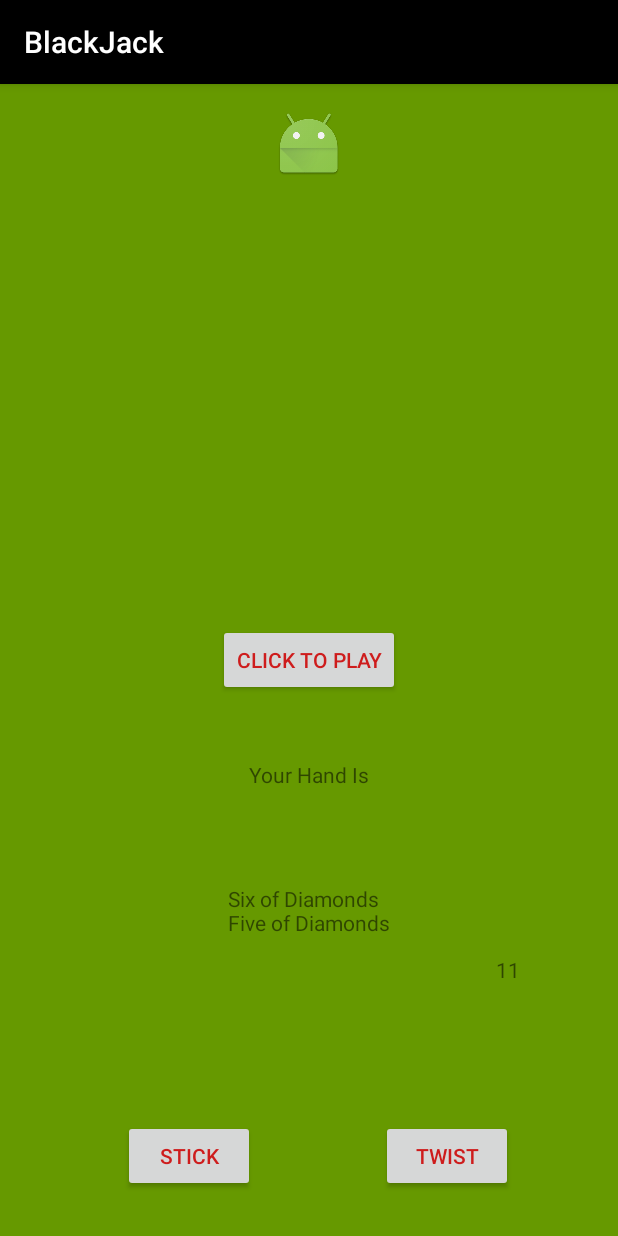
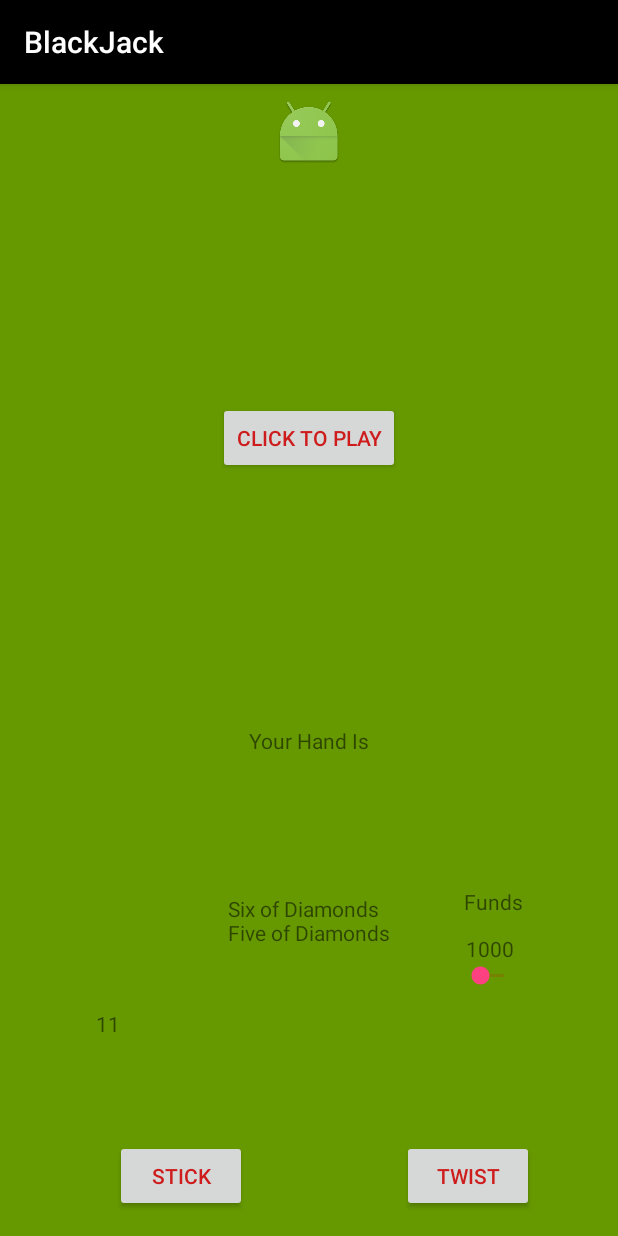
Before and after one commit to alistairkane92/BlackJack, an Android app: the GameActivity screen opened directly, with no data from a screen before it, after a tap on "CLICK TO PLAY", on a phone screen of 412 x 824 dp. Run offline under Robolectric (Android 15) with nearby library versions, the phone set to English and light mode, and no system bars.

Commit message:
adds funds and method to payout

```diff
--- a/BlackJackProject/app/src/main/java/com/example/user/blackjackproject/Dealer.java
+++ b/BlackJackProject/app/src/main/java/com/example/user/blackjackproject/Dealer.java
@@ -9,11 +9,13 @@ import java.util.ArrayList;
 public class Dealer extends Player implements Participant {
 
 
-    public Dealer(String name) {
-        super(name);
-
+    public Dealer(String name, Integer funds) {
+        super(name, funds);
     }
 
+    public void setMaxDealerFunds() {
+        setFunds(1000);
+    }
 
     public void dealCard(Participant player, Deck deck) {
         Card dealtCard = deck.getCard();
--- a/BlackJackProject/app/src/main/java/com/example/user/blackjackproject/Game.java
+++ b/BlackJackProject/app/src/main/java/com/example/user/blackjackproject/Game.java
@@ -16,10 +16,10 @@ public class Game {
 
     public Game(Deck deck) {
         this.deck = deck;
-        this.dealer = new Dealer("Dealer");
+        this.dealer = new Dealer("Dealer", 1000);
         this.players = new ArrayList<>();
 
-        player = new Player("Player 1");
+        player = new Player("Player 1", 1000);
         players.add(player);
         players.add(dealer);
 
@@ -30,7 +30,7 @@ public class Game {
     }
 
     public void deal(){
-
+        dealer.setMaxDealerFunds();
         dealer.returnCards();
         dealer.resetHandValue();
         player.resetHandValue();
@@ -47,6 +47,8 @@ public class Game {
         return this.players.get(0).getHandValue();
     }
 
+    public Integer showUserFunds(){ return players.get(0).getFunds(); }
+
     public String showDealerHand(){
         return this.players.get(1).getHand().describeHand();
     }
@@ -54,6 +56,8 @@ public class Game {
     public Integer showDealerHandValue(){
         return this.players.get(1).getHand().getHandValue();
     }
+
+
 
     public void stick(){
         //employs dealer logic and continues
@@ -120,4 +124,11 @@ public class Game {
         return checkWinner(players);
     }
 
+    public void payOut(Integer betPlaced){
+        Participant player1 = players.get(0);
+        if (checkWinner(players).equals(player1.getName())){
+            player1.setFunds(player1.getFunds() + betPlaced * 2);
+        }
+    }
+
 }
--- a/BlackJackProject/app/src/main/java/com/example/user/blackjackproject/GameActivity.java
+++ b/BlackJackProject/app/src/main/java/com/example/user/blackjackproject/GameActivity.java
@@ -10,18 +10,21 @@ public class GameActivity extends AppCompatActivity {
     Button startButton;
     Game newGame;
     Deck deck;
-
+    Integer betPlaced;
     TextView handDisplayTv;
     TextView handValueTv;
     TextView dealerHandTv;
     TextView dealerHandValueTv;
     TextView showWinnerTv;
     TextView checkBustTv;
+    TextView showFundsTv;
 
     @Override
     protected void onCreate(Bundle savedInstanceState) {
         super.onCreate(savedInstanceState);
         setContentView(R.layout.activity_game_activity);
+        betPlaced = 0;
+
 
         deck = new Deck();
         newGame = new Game(deck);
@@ -32,6 +35,9 @@ public class GameActivity extends AppCompatActivity {
         dealerHandValueTv = (TextView) findViewById(R.id.dealerHandValueTv);
         showWinnerTv = (TextView) findViewById(R.id.showWinnerTv);
         checkBustTv = (TextView) findViewById(R.id.checkBustTv);
+        showFundsTv = (TextView) findViewById(R.id.displayFunds);
+        showFundsTv.setText(newGame.showUserFunds().toString());
+
     }
 
     //steps of Game
@@ -46,11 +52,13 @@ public class GameActivity extends AppCompatActivity {
         dealerHandTv.setText("");
         dealerHandValueTv.setText("");
         showWinnerTv.setText("");
+        checkBustTv.setText("");
+        showFundsTv.setText(newGame.showUserFunds().toString());
+
 
         newGame.deal();
         handDisplayTv.setText(newGame.showUserHand());
         handValueTv.setText(newGame.showUserHandValue().toString());
-
     }
 
 
@@ -62,6 +70,9 @@ public class GameActivity extends AppCompatActivity {
         dealerHandTv.setText(newGame.showDealerHand());
         dealerHandValueTv.setText(newGame.showDealerHandValue().toString());
         showWinnerTv.setText(newGame.displayWinner().toString() + " wins!");
+        betPlaced = 5;
+        newGame.payOut(betPlaced);
+//        showFundsTv.setText(newGame.showUserFunds());
 
     }
 
--- a/BlackJackProject/app/src/main/java/com/example/user/blackjackproject/Participant.java
+++ b/BlackJackProject/app/src/main/java/com/example/user/blackjackproject/Participant.java
@@ -20,6 +20,10 @@ public interface Participant {
 
     public void setStickOrTwist(String string);
 
+    public void setFunds(Integer newFunds);
+
+    public Integer getFunds();
+
 
 
 }
--- a/BlackJackProject/app/src/main/java/com/example/user/blackjackproject/Player.java
+++ b/BlackJackProject/app/src/main/java/com/example/user/blackjackproject/Player.java
@@ -8,12 +8,29 @@ public class Player implements Participant {
     private Hand hand;
     private String name;
     private String stickOrTwist;
+    private Integer funds;
 
-    public Player(String name) {
+    public Player(String name, Integer funds) {
         this.name = name;
         this.hand = new Hand();
         this.stickOrTwist = "t";
+        this.funds = funds;
+    }
 
+    public void pickABetAmount(Integer bet){
+        funds -= bet;
+    }
+
+    public Integer getFunds() {
+        return funds;
+    }
+
+    public void setFunds(Integer funds) {
+        this.funds = funds;
+    }
+
+    public void setName(String name) {
+        this.name = name;
     }
 
     public String getName() {
--- a/BlackJackProject/app/src/main/res/layout/activity_game_activity.xml
+++ b/BlackJackProject/app/src/main/res/layout/activity_game_activity.xml
@@ -4,7 +4,9 @@
     xmlns:tools="http://schemas.android.com/tools"
     android:layout_width="match_parent"
     android:layout_height="match_parent"
-    tools:context="com.example.user.blackjackproject.GameActivity">
+    tools:context="com.example.user.blackjackproject.GameActivity"
+    tools:layout_editor_absoluteY="81dp"
+    tools:layout_editor_absoluteX="0dp">
 
     <Button
         android:id="@+id/playBtn"
@@ -17,34 +19,32 @@
         android:layout_marginRight="8dp"
         app:layout_constraintRight_toRightOf="parent"
         app:layout_constraintTop_toTopOf="parent"
-        android:layout_marginTop="8dp"
-        app:layout_constraintBottom_toBottomOf="parent"
-        android:layout_marginBottom="8dp" />
+        android:layout_marginTop="212dp" />
 
     <Button
         android:id="@+id/twistBtn"
         android:layout_width="wrap_content"
         android:layout_height="wrap_content"
-        android:layout_marginBottom="29dp"
-        android:layout_marginRight="70dp"
         android:text="twist"
         android:onClick="twist"
         app:layout_constraintBottom_toBottomOf="parent"
+        android:layout_marginBottom="16dp"
+        android:layout_marginRight="56dp"
         app:layout_constraintRight_toRightOf="parent" />
 
     <Button
         android:id="@+id/stickBtn"
         android:layout_width="wrap_content"
         android:layout_height="wrap_content"
-        android:layout_marginBottom="29dp"
-        android:layout_marginLeft="8dp"
-        android:layout_marginRight="8dp"
         android:text="Stick"
         android:onClick="stick"
+        android:layout_marginLeft="8dp"
+        app:layout_constraintLeft_toLeftOf="parent"
         app:layout_constraintBottom_toBottomOf="parent"
-        app:layout_constraintHorizontal_bias="0.495"
-        app:layout_constraintLeft_toLeftOf="parent"
-        app:layout_constraintRight_toLeftOf="@+id/twistBtn" />
+        android:layout_marginBottom="16dp"
+        app:layout_constraintRight_toLeftOf="@+id/twistBtn"
+        android:layout_marginRight="8dp"
+        app:layout_constraintHorizontal_bias="0.419" />
 
     <TextView
         android:id="@+id/textView2"
@@ -55,107 +55,168 @@
         app:layout_constraintLeft_toLeftOf="parent"
         android:layout_marginRight="8dp"
         app:layout_constraintRight_toRightOf="parent"
-        android:layout_marginTop="8dp"
-        app:layout_constraintTop_toBottomOf="@+id/playBtn"
+        app:layout_constraintHorizontal_bias="0.501"
         app:layout_constraintBottom_toBottomOf="parent"
         android:layout_marginBottom="8dp"
-        app:layout_constraintHorizontal_bias="0.501"
-        app:layout_constraintVertical_bias="0.106" />
+        app:layout_constraintTop_toTopOf="parent"
+        android:layout_marginTop="8dp"
+        app:layout_constraintVertical_bias="0.573" />
 
     <TextView
         android:id="@+id/handDisplayTv"
         android:layout_width="wrap_content"
         android:layout_height="wrap_content"
+        tools:text="HandDisplay"
+        app:layout_constraintBottom_toBottomOf="parent"
         android:layout_marginBottom="8dp"
+        app:layout_constraintTop_toTopOf="parent"
+        android:layout_marginTop="8dp"
+        app:layout_constraintVertical_bias="0.736"
         android:layout_marginLeft="8dp"
+        app:layout_constraintLeft_toLeftOf="parent"
         android:layout_marginRight="8dp"
-        android:layout_marginTop="8dp"
-        app:layout_constraintBottom_toBottomOf="parent"
-        app:layout_constraintLeft_toLeftOf="parent"
-        app:layout_constraintRight_toRightOf="parent"
-        app:layout_constraintTop_toBottomOf="@+id/textView2"
-        app:layout_constraintVertical_bias="0.171"
-        tools:text="HandDisplay" />
+        app:layout_constraintRight_toRightOf="parent" />
 
     <ImageView
         android:id="@+id/villainImageV"
         android:layout_width="wrap_content"
         android:layout_height="wrap_content"
+        app:srcCompat="@mipmap/ic_launcher"
         android:layout_marginLeft="8dp"
+        app:layout_constraintLeft_toLeftOf="parent"
         android:layout_marginRight="8dp"
-        android:layout_marginTop="16dp"
-        app:layout_constraintLeft_toLeftOf="parent"
         app:layout_constraintRight_toRightOf="parent"
         app:layout_constraintTop_toTopOf="parent"
-        app:srcCompat="@mipmap/ic_launcher" />
+        android:layout_marginTop="8dp" />
 
     <TextView
         android:id="@+id/dealerHandDisplayTv"
         android:layout_width="wrap_content"
         android:layout_height="wrap_content"
-        android:layout_marginBottom="8dp"
+        tools:text="DealerHandDisplay"
         android:layout_marginLeft="8dp"
+        app:layout_constraintLeft_toLeftOf="parent"
+        android:layout_marginTop="24dp"
+        app:layout_constraintTop_toBottomOf="@+id/villainImageV"
         android:layout_marginRight="8dp"
-        android:layout_marginTop="8dp"
-        app:layout_constraintBottom_toTopOf="@+id/playBtn"
-        app:layout_constraintHorizontal_bias="0.501"
-        app:layout_constraintLeft_toLeftOf="parent"
         app:layout_constraintRight_toRightOf="parent"
-        app:layout_constraintTop_toBottomOf="@+id/villainImageV"
-        app:layout_constraintVertical_bias="0.185"
-        tools:text="DealerHandDisplay" />
+        app:layout_constraintHorizontal_bias="0.501" />
 
     <TextView
         android:id="@+id/handValueTv"
-        android:layout_width="wrap_content"
-        android:layout_height="wrap_content"
+        android:layout_width="65dp"
+        android:layout_height="16dp"
         tools:text="handValue"
-        android:layout_marginRight="65dp"
-        app:layout_constraintRight_toRightOf="parent"
+        android:layout_marginLeft="8dp"
+        app:layout_constraintLeft_toLeftOf="parent"
         app:layout_constraintBottom_toBottomOf="parent"
-        android:layout_marginBottom="168dp" />
+        android:layout_marginBottom="135dp"
+        app:layout_constraintRight_toLeftOf="@+id/handDisplayTv"
+        android:layout_marginRight="8dp"
+        app:layout_constraintHorizontal_bias="0.794" />
 
     <TextView
         android:id="@+id/dealerHandValueTv"
         android:layout_width="wrap_content"
         android:layout_height="wrap_content"
         tools:text="dealerHandValue"
-        app:layout_constraintLeft_toRightOf="@+id/dealerHandDisplayTv"
+        app:layout_constraintTop_toTopOf="parent"
+        android:layout_marginTop="133dp"
+        android:layout_marginRight="138dp"
+        app:layout_constraintRight_toRightOf="parent"
         android:layout_marginLeft="8dp"
-        app:layout_constraintTop_toTopOf="parent"
-        android:layout_marginTop="97dp"
-        android:layout_marginRight="8dp"
-        app:layout_constraintRight_toRightOf="parent"
-        app:layout_constraintHorizontal_bias="0.2" />
+        app:layout_constraintLeft_toLeftOf="parent"
+        app:layout_constraintHorizontal_bias="1.0" />
 
     <TextView
         android:id="@+id/showWinnerTv"
         android:layout_width="wrap_content"
         android:layout_height="wrap_content"
         tools:text="showWinner"
-        android:layout_marginTop="8dp"
-        app:layout_constraintTop_toBottomOf="@+id/dealerHandDisplayTv"
+        android:layout_marginBottom="23dp"
+        app:layout_constraintBottom_toTopOf="@+id/playBtn"
         android:layout_marginLeft="8dp"
         app:layout_constraintLeft_toLeftOf="parent"
         android:layout_marginRight="8dp"
         app:layout_constraintRight_toRightOf="parent"
-        android:layout_marginBottom="8dp"
-        app:layout_constraintBottom_toTopOf="@+id/playBtn" />
+        android:layout_marginTop="8dp"
+        app:layout_constraintTop_toBottomOf="@+id/dealerHandDisplayTv"
+        app:layout_constraintVertical_bias="0.864" />
 
     <TextView
         android:id="@+id/checkBustTv"
         android:layout_width="wrap_content"
         android:layout_height="wrap_content"
+        tools:text="checkBust"
+        android:layout_marginLeft="8dp"
+        app:layout_constraintLeft_toLeftOf="parent"
+        app:layout_constraintRight_toLeftOf="@+id/handDisplayTv"
+        android:layout_marginRight="8dp"
+        app:layout_constraintHorizontal_bias="0.794"
+        android:layout_marginBottom="103dp"
+        app:layout_constraintBottom_toBottomOf="parent"
+        app:layout_constraintTop_toTopOf="parent"
+        android:layout_marginTop="8dp"
+        app:layout_constraintVertical_bias="0.997" />
+
+    <TextView
+        android:id="@+id/displayFunds"
+        android:layout_width="wrap_content"
+        android:layout_height="wrap_content"
+        android:layout_marginRight="8dp"
+        app:layout_constraintRight_toRightOf="parent"
+        tools:text="funds"
+        android:layout_marginTop="8dp"
+        app:layout_constraintBottom_toBottomOf="parent"
+        android:layout_marginBottom="8dp"
+        app:layout_constraintVertical_bias="0.022"
+        android:layout_marginLeft="8dp"
+        app:layout_constraintLeft_toLeftOf="parent"
+        app:layout_constraintHorizontal_bias="0.831"
+        app:layout_constraintTop_toBottomOf="@+id/textView3" />
+
+    <SeekBar
+        android:id="@+id/pickABetSB"
+        android:layout_width="wrap_content"
+        android:layout_height="wrap_content"
+        android:layout_marginRight="8dp"
+        app:layout_constraintRight_toRightOf="parent"
+        app:layout_constraintBottom_toBottomOf="parent"
+        android:layout_marginBottom="133dp"
+        app:layout_constraintTop_toTopOf="parent"
+        android:layout_marginTop="8dp"
+        app:layout_constraintVertical_bias="0.948"
+        android:layout_marginLeft="8dp"
+        app:layout_constraintLeft_toLeftOf="parent"
+        app:layout_constraintHorizontal_bias="0.851" />
+
+    <TextView
+        android:id="@+id/showSelectedBetTV"
+        android:layout_width="wrap_content"
+        android:layout_height="wrap_content"
         android:layout_marginBottom="8dp"
         android:layout_marginLeft="8dp"
         android:layout_marginRight="8dp"
+        app:layout_constraintHorizontal_bias="0.847"
+        app:layout_constraintLeft_toLeftOf="parent"
+        app:layout_constraintRight_toRightOf="parent"
+        tools:text="selected"
+        app:layout_constraintBottom_toBottomOf="parent"
+        app:layout_constraintTop_toTopOf="parent"
         android:layout_marginTop="8dp"
-        app:layout_constraintBottom_toTopOf="@+id/twistBtn"
-        app:layout_constraintHorizontal_bias="0.177"
-        app:layout_constraintLeft_toRightOf="@+id/handDisplayTv"
+        app:layout_constraintVertical_bias="0.801" />
+
+    <TextView
+        android:id="@+id/textView3"
+        android:layout_width="wrap_content"
+        android:layout_height="wrap_content"
+        android:layout_marginBottom="211dp"
+        android:layout_marginRight="63dp"
+        android:text="Funds"
+        app:layout_constraintBottom_toBottomOf="parent"
         app:layout_constraintRight_toRightOf="parent"
-        app:layout_constraintTop_toBottomOf="@+id/handValueTv"
-        app:layout_constraintVertical_bias="0.0"
-        tools:text="checkBust" />
+        app:layout_constraintTop_toTopOf="parent"
+        android:layout_marginTop="8dp"
+        app:layout_constraintVertical_bias="0.996" />
 
 </android.support.constraint.ConstraintLayout>
```
